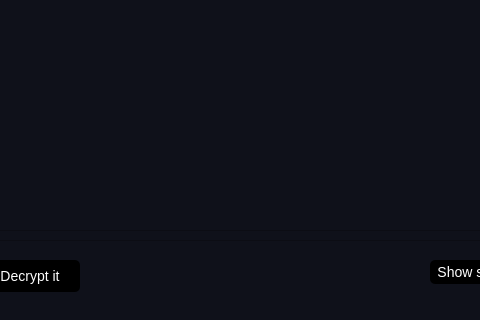
Old version of the form mainwindow.ui in the repository Deatrax/codenheimer; both pictures show x 405 to 885 and y 366 to 686 of the 1041 by 686 pixel window.
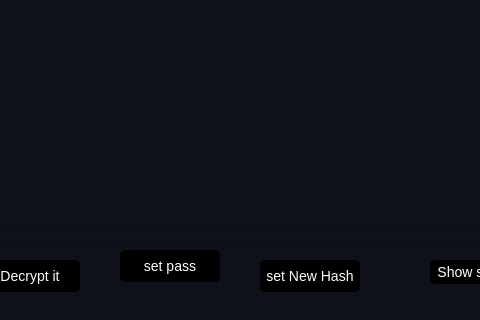
New version of the form. The open tabs and pages were chosen to show the change. Icons and pictures are not drawn.

What changed in the file:
```diff
--- a/mainwindow.ui
+++ b/mainwindow.ui
@@ -1258,6 +1258,61 @@
             <string>Show snippet settings</string>
            </property>
           </widget>
+          <widget class="QPushButton" name="pushButton">
+           <property name="geometry">
+            <rect>
+             <x>350</x>
+             <y>540</y>
+             <width>100</width>
+             <height>32</height>
+            </rect>
+           </property>
+           <property name="styleSheet">
+            <string notr="true">QWidget{
+	font-size:14px;
+	color: white;
+	border-radius:5px
+}
+QPushButton{
+	background:black;
+}
+
+QPushButton:hover{
+	background:#1E1E1E;
+}</string>
+           </property>
+           <property name="text">
+            <string>set pass</string>
+           </property>
+          </widget>
+          <widget class="QPushButton" name="pushButton_2">
+           <property name="geometry">
+            <rect>
+             <x>490</x>
+             <y>550</y>
+             <width>100</width>
+             <height>32</height>
+            </rect>
+           </property>
+           <property name="styleSheet">
+            <string notr="true">QWidget{
+	font-size:14px;
+	color: white;
+	border-radius:5px
+}
+QPushButton{
+	background:black;
+}
+
+QPushButton:hover{
+	background:#1E1E1E;
+}
+</string>
+           </property>
+           <property name="text">
+            <string>set New Hash</string>
+           </property>
+          </widget>
          </widget>
         </widget>
        </item>
```
Left out of the diff: 2 changed lines with no effect on the pictures.
